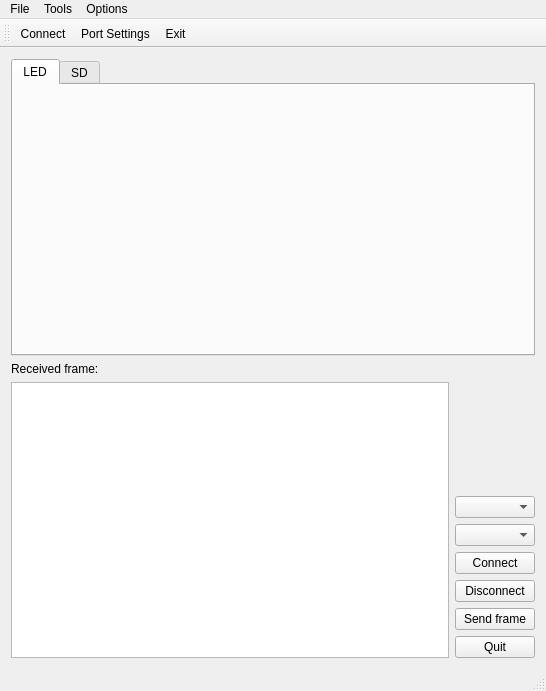
Above: mainwindow.ui from MichalKs/QT_MicroInterface before the change. Below: the same form after it.
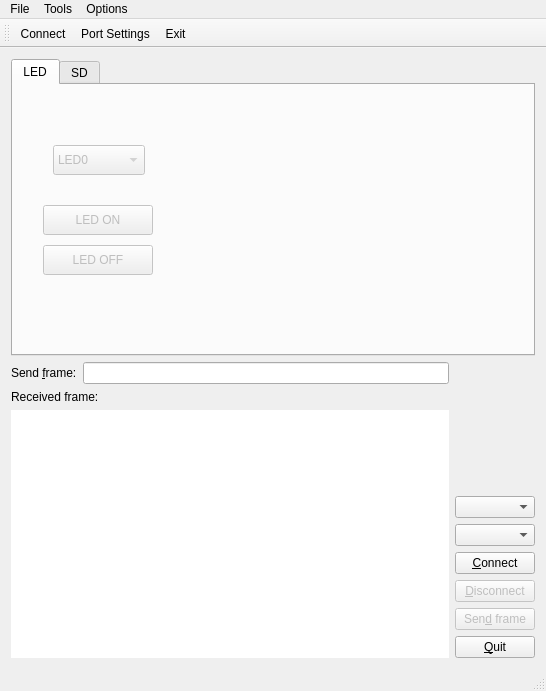
That is the form after the change. The open tabs and pages were chosen to show the change. Icons and pictures are not drawn.

Commit message: Turning on/off LED.

Diff of the .ui file:
```diff
--- a/mainwindow.ui
+++ b/mainwindow.ui
@@ -56,12 +56,61 @@
          <bool>false</bool>
         </property>
         <widget class="QWidget" name="ledTab">
+         <property name="enabled">
+          <bool>false</bool>
+         </property>
          <property name="autoFillBackground">
           <bool>false</bool>
          </property>
          <attribute name="title">
           <string>LED</string>
          </attribute>
+         <widget class="QPushButton" name="ledOffButton">
+          <property name="geometry">
+           <rect>
+            <x>30</x>
+            <y>160</y>
+            <width>110</width>
+            <height>30</height>
+           </rect>
+          </property>
+          <property name="text">
+           <string>LED OFF</string>
+          </property>
+         </widget>
+         <widget class="QComboBox" name="ledCombo">
+          <property name="geometry">
+           <rect>
+            <x>40</x>
+            <y>60</y>
+            <width>92</width>
+            <height>30</height>
+           </rect>
+          </property>
+          <item>
+           <property name="text">
+            <string>LED0</string>
+           </property>
+          </item>
+          <item>
+           <property name="text">
+            <string>LED1</string>
+           </property>
+          </item>
+         </widget>
+         <widget class="QPushButton" name="ledOnButton">
+          <property name="geometry">
+           <rect>
+            <x>30</x>
+            <y>120</y>
+            <width>110</width>
+            <height>30</height>
+           </rect>
+          </property>
+          <property name="text">
+           <string>LED ON</string>
+          </property>
+         </widget>
         </widget>
         <widget class="QWidget" name="sdTab">
          <property name="enabled">
@@ -78,14 +127,38 @@
         <item>
          <layout class="QVBoxLayout" name="verticalLayout_3">
           <item>
-           <widget class="QLabel" name="label">
+           <layout class="QHBoxLayout" name="horizontalLayout">
+            <item>
+             <widget class="QLabel" name="txLabel">
+              <property name="contextMenuPolicy">
+               <enum>Qt::PreventContextMenu</enum>
+              </property>
+              <property name="text">
+               <string>Send &amp;frame:</string>
+              </property>
+              <property name="buddy">
+               <cstring>dataToSend</cstring>
+              </property>
+             </widget>
+            </item>
+            <item>
+             <widget class="QLineEdit" name="dataToSend"/>
+            </item>
+           </layout>
+          </item>
+          <item>
+           <widget class="QLabel" name="rxLabel">
             <property name="text">
              <string>Received frame:</string>
             </property>
            </widget>
           </item>
           <item>
-           <widget class="QTextEdit" name="textEdit"/>
+           <widget class="QTextEdit" name="textEdit">
+            <property name="frameShape">
+             <enum>QFrame::NoFrame</enum>
+            </property>
+           </widget>
           </item>
          </layout>
         </item>
@@ -113,28 +186,34 @@
           <item>
            <widget class="QPushButton" name="connectButton">
             <property name="text">
-             <string>Connect</string>
+             <string>&amp;Connect</string>
             </property>
            </widget>
           </item>
           <item>
            <widget class="QPushButton" name="disconnectButton">
+            <property name="enabled">
+             <bool>false</bool>
+            </property>
             <property name="text">
-             <string>Disconnect</string>
+             <string>&amp;Disconnect</string>
             </property>
            </widget>
           </item>
           <item>
            <widget class="QPushButton" name="sendFrameButton">
+            <property name="enabled">
+             <bool>false</bool>
+            </property>
             <property name="text">
-             <string>Send frame</string>
+             <string>Sen&amp;d frame</string>
             </property>
            </widget>
           </item>
           <item>
            <widget class="QPushButton" name="quitButton">
             <property name="text">
-             <string>Quit</string>
+             <string>&amp;Quit</string>
             </property>
            </widget>
           </item>
```
Left out of the diff: 10 changed lines with no effect on the pictures. The commit also changes 2 other files.
